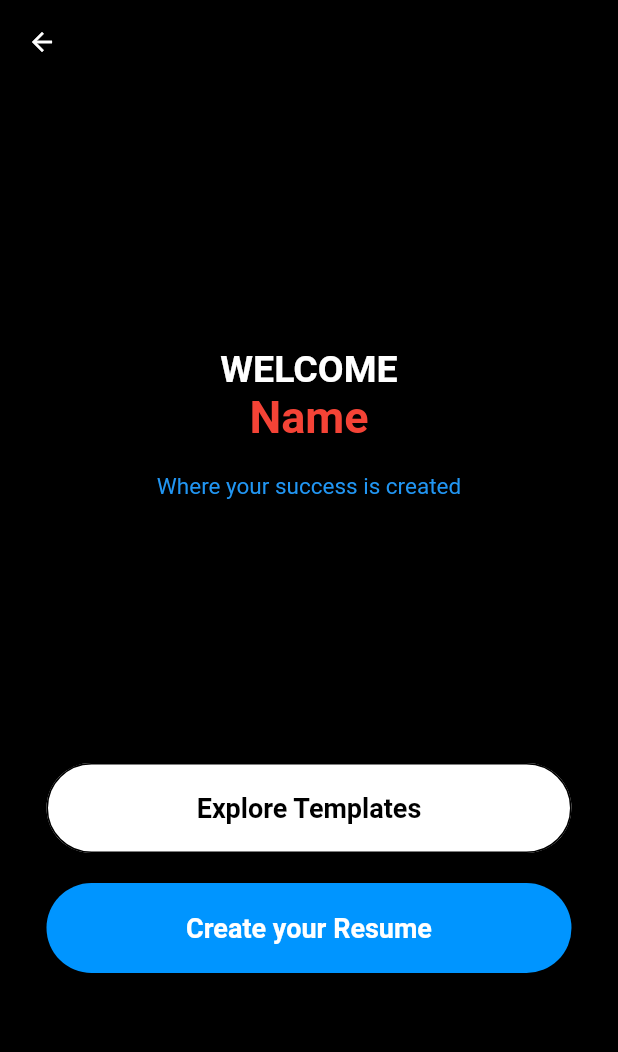
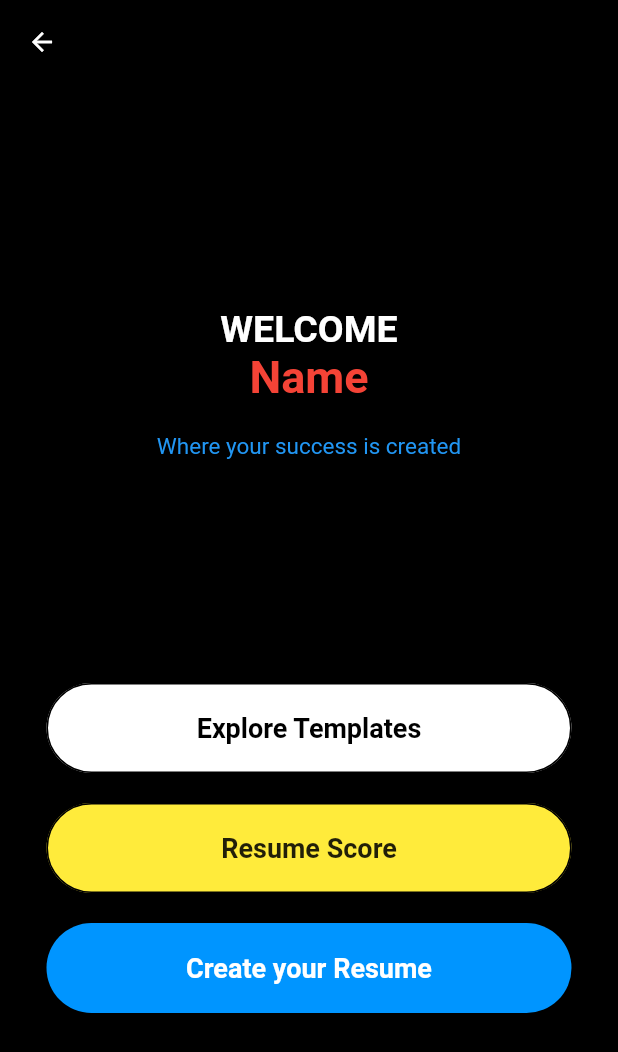
Before and after one commit to MLSAKIIT/Resumenest, a Flutter app: the Sign_Welc screen opened directly, on a phone screen of 412 x 824 dp. Shown: the top 1052 px of the screen. Run offline on Flutter 3.47's test engine with Material 2 defaults, Android fonts, the light colour scheme and no system bars.

Commit message:
modified dashboard

```diff
--- a/App/lib/login_wel.dart
+++ b/App/lib/login_wel.dart
@@ -1,4 +1,5 @@
 import 'package:flutter/material.dart';
+import 'package:resumantor/Exp_details.dart';
 import 'package:resumantor/persoanl_detail.dart';
 import 'package:resumantor/explore.dart';
 class Login_Welc extends StatelessWidget {
@@ -82,6 +83,7 @@ class Login_Welc extends StatelessWidget {
                         height: 60,
                         onPressed: (){
                           //Navigator.push(context, MaterialPageRoute(builder: (context) => LoginPage() ));
+                          Navigator.push(context, MaterialPageRoute(builder: (context) => Experience_Details() ));
                         } ,
                         color: Colors.yellow,
                         //defining the shape
@@ -93,7 +95,7 @@ class Login_Welc extends StatelessWidget {
                             borderRadius: BorderRadius.circular(50)
                         ),
                         child: Text(
-                          "Your Resumes",
+                          "Resume Score",
                           style: TextStyle(
                               fontWeight: FontWeight.w600,
                               fontSize: 18
--- a/App/lib/sign_wel.dart
+++ b/App/lib/sign_wel.dart
@@ -1,4 +1,5 @@
 import 'package:flutter/material.dart';
+import 'package:resumantor/Exp_details.dart';
 import 'package:resumantor/explore.dart';
 import 'persoanl_detail.dart';
 
@@ -102,6 +103,30 @@ class Sign_Welc extends StatelessWidget {
                           ),
                         ),
                       ),
+                      SizedBox(height: 20),
+                      MaterialButton(
+                        minWidth: 350,
+                        height: 60,
+                        onPressed: (){
+                          Navigator.push(context, MaterialPageRoute(builder: (context) => Experience_Details() ));
+                        } ,
+                        color: Colors.yellow,
+                        //defining the shape
+
+                        shape: RoundedRectangleBorder(
+                            side: BorderSide(
+                                color: Colors.black
+                            ),
+                            borderRadius: BorderRadius.circular(50)
+                        ),
+                        child: Text(
+                          "Resume Score",
+                          style: TextStyle(
+                              fontWeight: FontWeight.w600,
+                              fontSize: 18
+                          ),
+                        ),
+                      ),
                       //Create Your Resume
                       SizedBox(height: 20),
                       MaterialButton(
--- a/App/lib/signup.dart
+++ b/App/lib/signup.dart
@@ -51,6 +51,9 @@ class SignupPage extends StatelessWidget {
               ),
               Column(
                 children: <Widget>[
+
+
+
                   TextFormField(
                     validator: (value) => value!.isEmpty
                         ? 'Please enter your First name'
```
